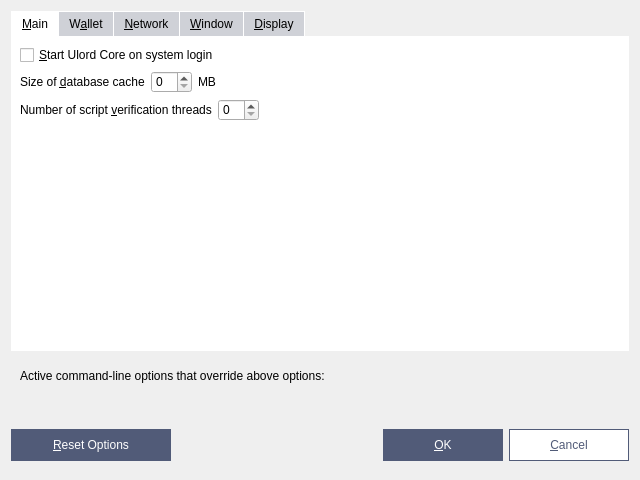
First picture: the form in src/qt/forms/optionsdialog.ui, repository UlordChain/UlordChain, before the edit.
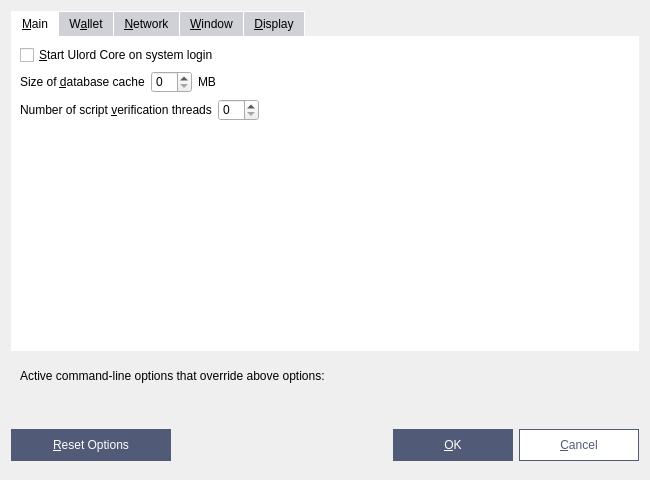
Second picture: the form after the edit. The open tabs and pages were chosen to show the change. Custom widgets are drawn as their Qt base class.

Diff of the .ui file:
```diff
--- a/src/qt/forms/optionsdialog.ui
+++ b/src/qt/forms/optionsdialog.ui
@@ -6,7 +6,7 @@
    <rect>
     <x>0</x>
     <y>0</y>
-    <width>576</width>
+    <width>650</width>
     <height>480</height>
    </rect>
   </property>
```
Left out of the diff: 2 changed lines with no effect on the pictures.
